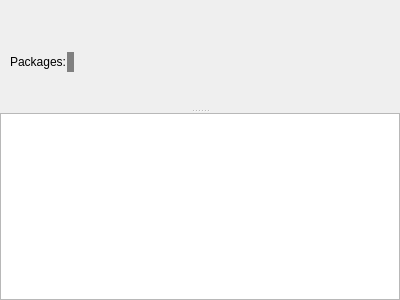
The window that src/gui/browser/overviewwidget.ui (javierllorente/qactus) describes before a commit, drawn with Qt 5.
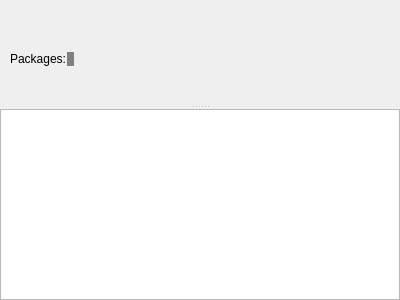
The same window after the commit. Custom widgets are drawn as their Qt base class.

Commit message: Make more room for description of package: set horizontalLayout top margin to 0, set horizontalSpacer height to 0

```diff
--- a/src/gui/browser/overviewwidget.ui
+++ b/src/gui/browser/overviewwidget.ui
@@ -184,7 +184,7 @@
              <property name="sizeHint" stdset="0">
               <size>
                <width>40</width>
-               <height>20</height>
+               <height>0</height>
               </size>
              </property>
             </spacer>
```
Left out of the diff: 20 changed lines with no effect on the pictures. The commit also changes 1 other file.
